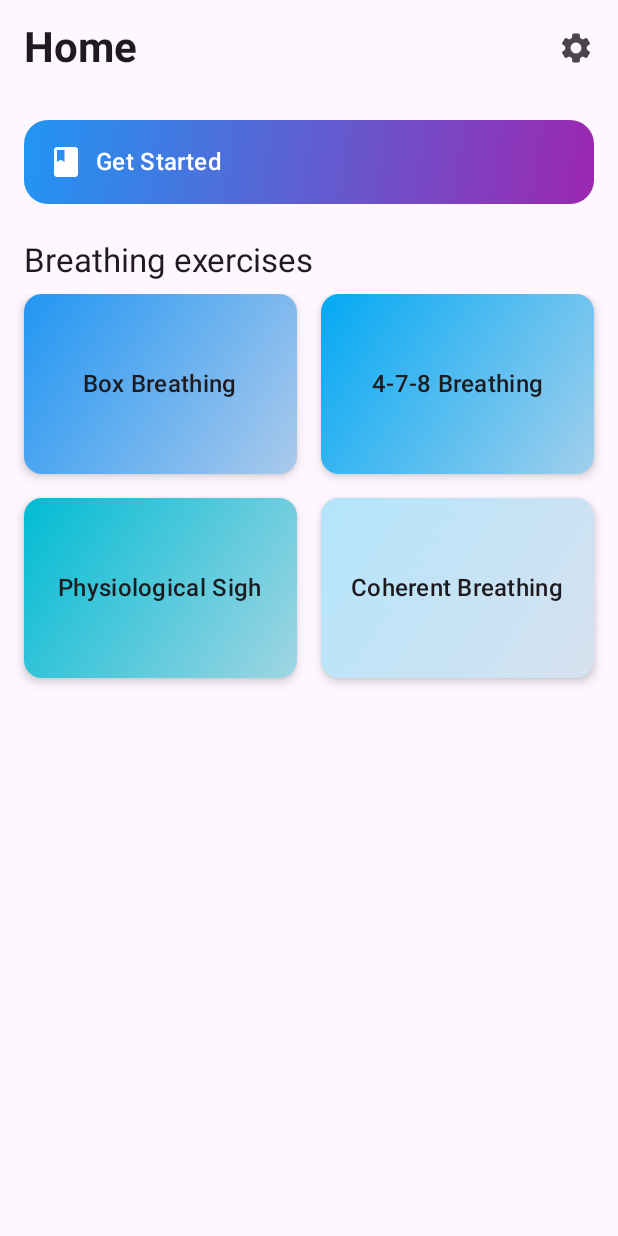
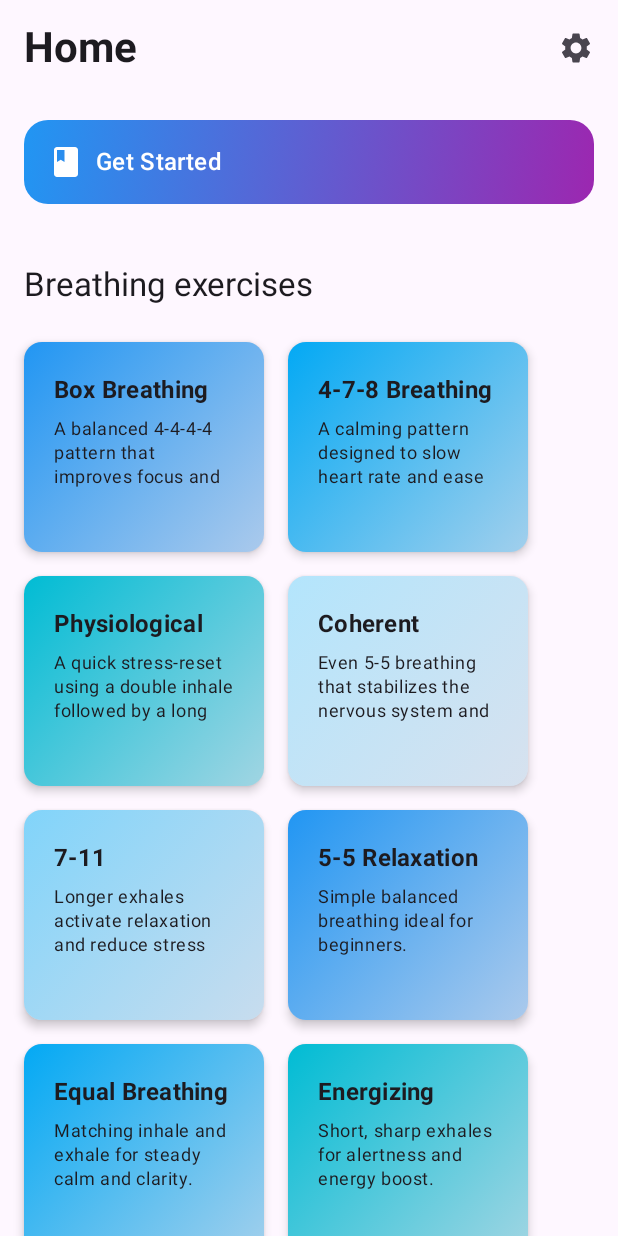
Before and after one commit to marioloncar/Inhale-Exhale-ComposeMultiplatform, an Android app built with Jetpack Compose: the screen it shows after launch (MainActivity), on a phone screen of 412 x 824 dp. Run offline under Robolectric (Android 15) with nearby library versions, the phone set to English and light mode, and no system bars.

Commit message:
feat: add more exercises

```diff
--- a/composeApp/src/commonMain/kotlin/com/autogenie/autogenic/data/trainings/data/TrainingsRepositoryImpl.kt
+++ b/composeApp/src/commonMain/kotlin/com/autogenie/autogenic/data/trainings/data/TrainingsRepositoryImpl.kt
@@ -25,6 +25,7 @@ private fun TrainingDto.toDomain(): Training =
     Training(
         id = id,
         name = name,
+        description = description,
         cycles = cycles,
         steps = steps.map { it.toDomain() }
     )
--- a/composeApp/src/commonMain/kotlin/com/autogenie/autogenic/data/trainings/data/source/remote/TrainingsRemoteSourceImpl.kt
+++ b/composeApp/src/commonMain/kotlin/com/autogenie/autogenic/data/trainings/data/source/remote/TrainingsRemoteSourceImpl.kt
@@ -10,6 +10,7 @@ class TrainingsRemoteSourceImpl : TrainingsRemoteSource {
   {
     "id": "box",
     "name": "Box Breathing",
+    "description": "A balanced 4-4-4-4 pattern that improves focus and reduces stress.",
     "cycles": 4,
     "steps": [
       { "type": "inhale", "duration": 4 },
@@ -21,6 +22,7 @@ class TrainingsRemoteSourceImpl : TrainingsRemoteSource {
   {
     "id": "478",
     "name": "4-7-8 Breathing",
+    "description": "A calming pattern designed to slow heart rate and ease anxiety.",
     "cycles": 4,
     "steps": [
       { "type": "inhale", "duration": 4 },
@@ -31,9 +33,11 @@ class TrainingsRemoteSourceImpl : TrainingsRemoteSource {
   {
     "id": "physiological_sigh",
     "name": "Physiological Sigh",
+    "description": "A quick stress-reset using a double inhale followed by a long exhale.",
     "cycles": 3,
     "steps": [
       { "type": "inhale", "duration": 2 },
+      { "type": "hold",   "duration": 1 },
       { "type": "inhale", "duration": 1 },
       { "type": "exhale", "duration": 6 }
     ]
@@ -41,13 +45,76 @@ class TrainingsRemoteSourceImpl : TrainingsRemoteSource {
   {
     "id": "coherent",
     "name": "Coherent Breathing",
+    "description": "Even 5-5 breathing that stabilizes the nervous system and mood.",
     "cycles": 10,
     "steps": [
       { "type": "inhale", "duration": 5 },
       { "type": "exhale", "duration": 5 }
     ]
+  },
+  {
+    "id": "7_11",
+    "name": "7-11 Anti-Anxiety Breathing",
+    "description": "Longer exhales activate relaxation and reduce stress quickly.",
+    "cycles": 5,
+    "steps": [
+      { "type": "inhale", "duration": 7 },
+      { "type": "exhale", "duration": 11 }
+    ]
+  },
+  {
+    "id": "5_5_relaxation",
+    "name": "5-5 Relaxation Breathing",
+    "description": "Simple balanced breathing ideal for beginners.",
+    "cycles": 6,
+    "steps": [
+      { "type": "inhale", "duration": 5 },
+      { "type": "exhale", "duration": 5 }
+    ]
+  },
+  {
+    "id": "equal_breathing",
+    "name": "Equal Breathing",
+    "description": "Matching inhale and exhale for steady calm and clarity.",
+    "cycles": 8,
+    "steps": [
+      { "type": "inhale", "duration": 4 },
+      { "type": "exhale", "duration": 4 }
+    ]
+  },
+  {
+    "id": "energizing",
+    "name": "Energizing Breath",
+    "description": "Short, sharp exhales for alertness and energy boost.",
+    "cycles": 6,
+    "steps": [
+      { "type": "inhale", "duration": 2 },
+      { "type": "exhale", "duration": 1 }
+    ]
+  },
+  {
+    "id": "calm_long_exhale",
+    "name": "Calming Long Exhale",
+    "description": "A longer exhale pattern that deeply relaxes the body.",
+    "cycles": 6,
+    "steps": [
+      { "type": "inhale", "duration": 4 },
+      { "type": "exhale", "duration": 6 }
+    ]
+  },
+  {
+    "id": "morning_wakeup",
+    "name": "Morning Wake-Up Breath",
+    "description": "A gentle pattern to activate the body and mind in the morning.",
+    "cycles": 5,
+    "steps": [
+      { "type": "inhale", "duration": 3 },
+      { "type": "hold",   "duration": 1 },
+      { "type": "exhale", "duration": 3 }
+    ]
   }
 ]
+
 """.trimIndent()
 
     override suspend fun fetchTrainings(): List<TrainingDto> {
--- a/composeApp/src/commonMain/kotlin/com/autogenie/autogenic/data/trainings/data/source/remote/model/TrainingDto.kt
+++ b/composeApp/src/commonMain/kotlin/com/autogenie/autogenic/data/trainings/data/source/remote/model/TrainingDto.kt
@@ -1,12 +1,12 @@
 package com.autogenie.autogenic.data.trainings.data.source.remote.model
 
-import kotlinx.serialization.SerialName
 import kotlinx.serialization.Serializable
 
 @Serializable
 data class TrainingDto(
     val id: String,
     val name: String,
+    val description: String,
     val cycles: Int,
     val steps: List<StepDto>
 )
--- a/composeApp/src/commonMain/kotlin/com/autogenie/autogenic/data/trainings/domain/model/Training.kt
+++ b/composeApp/src/commonMain/kotlin/com/autogenie/autogenic/data/trainings/domain/model/Training.kt
@@ -3,6 +3,7 @@ package com.autogenie.autogenic.data.trainings.domain.model
 data class Training(
     val id: String,
     val name: String,
+    val description: String,
     val cycles: Int,
     val steps: List<TrainingStep>
 )
--- a/composeApp/src/commonMain/kotlin/com/autogenie/autogenic/data/trainings/domain/usecase/ObserveTrainingsUseCase.kt
+++ b/composeApp/src/commonMain/kotlin/com/autogenie/autogenic/data/trainings/domain/usecase/ObserveTrainingsUseCase.kt
@@ -19,10 +19,12 @@ class ObserveTrainingsUseCase(
             val colors = selectedTheme.second
 
             trainings.mapIndexed { index, training ->
-                TrainingWithColor(training, colors[index])
+                val color = colors[index % colors.size]
+                TrainingWithColor(training, color)
             }
         }
     }
+
 
     data class TrainingWithColor(
         val training: Training,
--- a/composeApp/src/commonMain/kotlin/com/autogenie/autogenic/feature/home/ui/HomeScreen.kt
+++ b/composeApp/src/commonMain/kotlin/com/autogenie/autogenic/feature/home/ui/HomeScreen.kt
@@ -2,14 +2,31 @@ package com.autogenie.autogenic.feature.home.ui
 
 import androidx.compose.foundation.background
 import androidx.compose.foundation.clickable
-import androidx.compose.foundation.layout.*
-import androidx.compose.foundation.lazy.grid.GridCells
-import androidx.compose.foundation.lazy.grid.LazyVerticalGrid
-import androidx.compose.foundation.lazy.grid.items
+import androidx.compose.foundation.layout.Arrangement
+import androidx.compose.foundation.layout.Box
+import androidx.compose.foundation.layout.Column
+import androidx.compose.foundation.layout.PaddingValues
+import androidx.compose.foundation.layout.Row
+import androidx.compose.foundation.layout.Spacer
+import androidx.compose.foundation.layout.fillMaxSize
+import androidx.compose.foundation.layout.fillMaxWidth
+import androidx.compose.foundation.layout.height
+import androidx.compose.foundation.layout.padding
+import androidx.compose.foundation.layout.width
+import androidx.compose.foundation.lazy.LazyColumn
+import androidx.compose.foundation.lazy.items
 import androidx.compose.material.icons.Icons
 import androidx.compose.material.icons.filled.Book
 import androidx.compose.material.icons.filled.Settings
-import androidx.compose.material3.*
+import androidx.compose.material3.Card
+import androidx.compose.material3.CardDefaults
+import androidx.compose.material3.ExperimentalMaterial3Api
+import androidx.compose.material3.Icon
+import androidx.compose.material3.IconButton
+import androidx.compose.material3.MaterialTheme
+import androidx.compose.material3.Scaffold
+import androidx.compose.material3.Text
+import androidx.compose.material3.TopAppBar
 import androidx.compose.runtime.Composable
 import androidx.compose.runtime.collectAsState
 import androidx.compose.runtime.getValue
@@ -31,7 +48,6 @@ fun HomeScreen(
     onSettingsClick: () -> Unit,
     onGetStartedClick: () -> Unit,
 ) {
-
     val uiState by viewModel.uiState.collectAsState()
 
     Scaffold(
@@ -56,38 +72,50 @@ fun HomeScreen(
             )
         }
     ) { paddingValues ->
-        Column(
-            modifier = Modifier
-                .padding(paddingValues)
-                .fillMaxSize()
-        ) {
-            GetStartedBanner(
-                title = "Get Started",
-                onClick = onGetStartedClick
-            )
-
-            SectionTitle(title = "Breathing exercises")
-
-            LazyVerticalGrid(
-                columns = GridCells.Fixed(2),
+        LazyColumn(
             modifier = Modifier
                 .fillMaxSize()
-                    .padding(horizontal = 16.dp),
+                .padding(paddingValues),
             verticalArrangement = Arrangement.spacedBy(16.dp),
-                horizontalArrangement = Arrangement.spacedBy(16.dp),
             contentPadding = PaddingValues(bottom = 32.dp)
         ) {
-                items(uiState.trainings) { training ->
+            // Get Started banner
+            item {
+                GetStartedBanner(title = "Get Started", onClick = onGetStartedClick)
+            }
+
+            // Section title
+            item {
+                SectionTitle(title = "Breathing exercises")
+            }
+
+            // Exercises grid
+            items(uiState.trainings.chunked(2)) { rowTrainings ->
+                Row(
+                    modifier = Modifier
+                        .fillMaxWidth()
+                        .padding(horizontal = 16.dp),
+                    horizontalArrangement = Arrangement.spacedBy(16.dp)
+                ) {
+                    rowTrainings.forEach { training ->
                         Exercise(
                             title = training.training.name,
+                            description = training.training.description,
                             color = training.color.toColor(),
                             onClick = { onExerciseClick(training.training.id) }
                         )
+                    }
+
+                    // Fill empty space if row has only 1 item
+                    if (rowTrainings.size == 1) {
+                        Spacer(modifier = Modifier.weight(1f))
                     }
                 }
             }
         }
     }
+}
+
 
 fun String.toColor(): Color {
     val hex = this.removePrefix("#")
@@ -100,7 +128,12 @@ fun String.toColor(): Color {
 }
 
 @Composable
-fun Exercise(title: String, color: Color, onClick: () -> Unit) {
+fun Exercise(
+    title: String,
+    description: String,
+    color: Color,
+    onClick: () -> Unit
+) {
     val gradient = Brush.linearGradient(
         colors = listOf(
             color.copy(alpha = 1.0f),
@@ -110,22 +143,40 @@ fun Exercise(title: String, color: Color, onClick: () -> Unit) {
 
     Card(
         modifier = Modifier
-            .width(140.dp)
-            .height(120.dp)
+            .width(160.dp)
+            .height(140.dp)
             .clickable { onClick() },
         elevation = CardDefaults.cardElevation(4.dp)
     ) {
         Box(
-            modifier = Modifier.fillMaxSize().background(gradient),
-            contentAlignment = Alignment.Center,
+            modifier = Modifier
+                .fillMaxSize()
+                .background(gradient)
+                .padding(12.dp)
+        ) {
+            Column(
+                modifier = Modifier
+                    .fillMaxSize()
+                    .padding(8.dp),
+                verticalArrangement = Arrangement.Top
             ) {
                 Text(
                     text = title,
-                style = MaterialTheme.typography.titleMedium
+                    style = MaterialTheme.typography.titleMedium,
+                    fontWeight = FontWeight.Bold,
+                    maxLines = 1
+                )
+                Spacer(Modifier.height(6.dp))
+                Text(
+                    text = description,
+                    style = MaterialTheme.typography.bodySmall,
+                    maxLines = 3
                 )
             }
         }
     }
+}
+
 
 @Composable
 fun GetStartedBanner(title: String, onClick: () -> Unit) {
```
Lines whose indentation alone changed are shown as unchanged.
